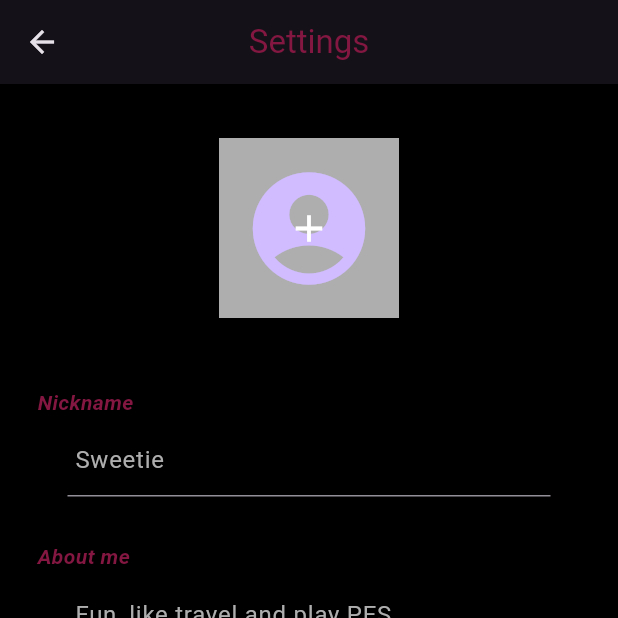
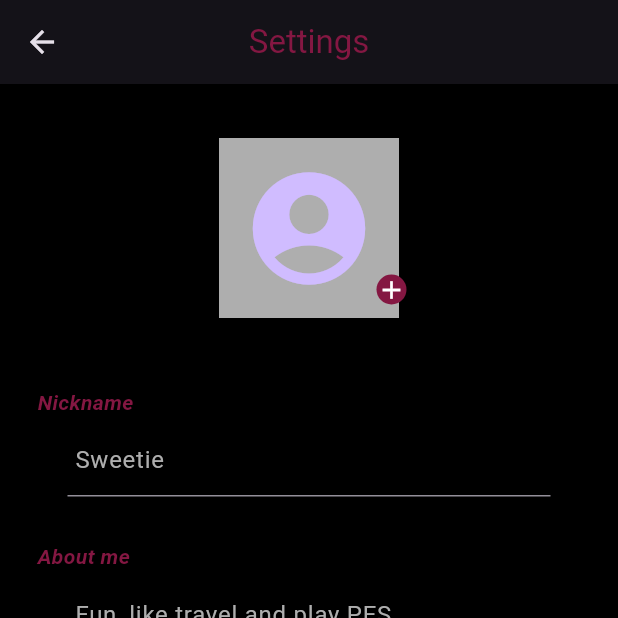
Before and after one commit to shivendramanitripathi/DIgiChat, a Flutter app: the SettingsScreen screen opened directly, on a phone screen of 412 x 824 dp, the top half of it. Run offline on Flutter 3.47's test engine with Material 3 defaults, Android fonts, the phone set to English and light mode, and no system bars; our stand-ins replace cloud_firestore, firebase_auth, firebase_core, firebase_messaging, firebase_storage, flutter_local_notifications and 5 more; missing offline and left inert: flutter_facebook_auth; accounts and stored records are empty.

Commit message:
second fix

```diff
--- a/chat1/lib/screen/setting_screen.dart
+++ b/chat1/lib/screen/setting_screen.dart
@@ -163,7 +163,7 @@ class SettingsScreenState extends State<SettingsScreen> {
                     });
                   },
                   child: Stack(
-                    alignment: Alignment.center,
+                    alignment: Alignment.bottomRight,
                     children: [
                       Container(
                         margin: const EdgeInsets.all(20),
@@ -199,11 +199,22 @@ class SettingsScreenState extends State<SettingsScreen> {
                           ),
                         ),
                       ),
-                      Icon(
-                        Icons.add,
-                        color: Colors.white,
-                        size: 30,
+                      Positioned(
+                        bottom: 29,
+                        right:15,
+                        child: Container(
+                          decoration: const BoxDecoration(
+                            shape: BoxShape.circle,
+                            color: ColorConstants.primaryColor,
+                          ),
+                          child: const Icon(
+                            Icons.add,
+                            color: Colors.white,
+                            size: 20,
+                          ),
+                        ),
                       ),
+
                     ],
                   ),
                 ),
```
